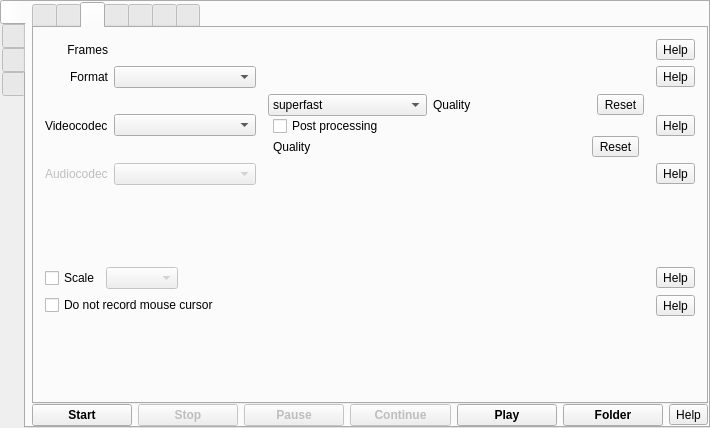
Old version of the form src/formMainWindow.ui in the repository vkohaupt/vokoscreenNG.
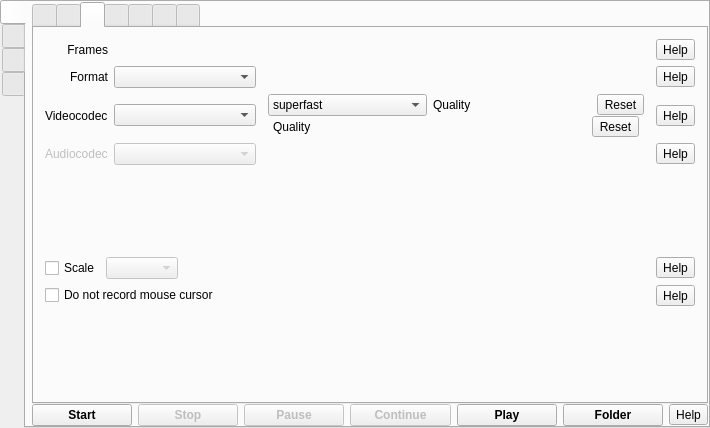
New version of the form. The open tabs and pages were chosen to show the change. Icons and pictures are not drawn.

Commit message: Remove vaapipostproc

```diff
--- a/src/formMainWindow.ui
+++ b/src/formMainWindow.ui
@@ -769,13 +769,6 @@
                     <property name="bottomMargin">
                      <number>0</number>
                     </property>
-                    <item>
-                     <widget class="QCheckBox" name="checkBoxVaapiPostProc">
-                      <property name="text">
-                       <string notr="true">Post processing</string>
-                      </property>
-                     </widget>
-                    </item>
                    </layout>
                   </widget>
                  </item>
```
Left out of the diff: 10 changed lines with no effect on the pictures. The commit also changes 1 other file.
